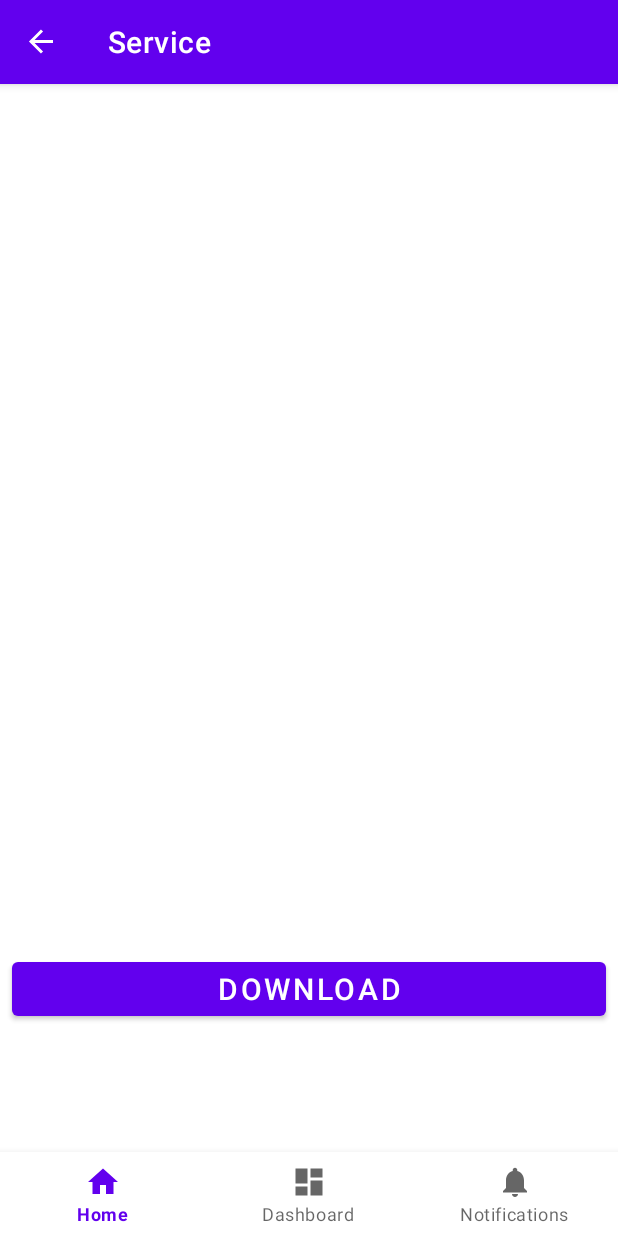
After one commit to saimadhav1825/android_interview_prep, an Android app: the ServicesFragment screen opened through its navigation route, on a phone screen of 412 x 824 dp. The commit adds this screen. Run offline under Robolectric (Android 15) with nearby library versions, the phone set to English and light mode, and no system bars; our stand-ins replace Dagger/Hilt's generated code, navigation-ui; 2 statements that could not run were skipped.

Commit message:
services

```diff
--- a/app/src/main/AndroidManifest.xml
+++ b/app/src/main/AndroidManifest.xml
@@ -5,6 +5,8 @@
 
     <uses-permission android:name="android.permission.ACCESS_NETWORK_STATE" />
     <uses-permission android:name="android.permission.INTERNET"/>
+    <uses-permission android:name="android.permission.FOREGROUND_SERVICE"/>
+
     <application
         android:name=".ui.BaseApplicationClass"
         android:allowBackup="true"
@@ -27,6 +29,9 @@
                 <category android:name="android.intent.category.LAUNCHER" />
             </intent-filter>
         </activity>
+        <service android:name=".services.SampleBackgroundService"/>
+        <service android:name=".services.SampleForeGroundService"/>
+        <service android:name=".services.MyBoundService"/>
     </application>
 
 </manifest>
--- /dev/null
+++ b/app/src/main/java/com/example/prepareinterview/ui/ServicesFragment.kt
@@ -0,0 +1,79 @@
+package com.example.prepareinterview.ui
+
+import android.content.ComponentName
+import android.content.Context
+import android.content.Intent
+import android.content.ServiceConnection
+import android.os.Bundle
+import android.os.IBinder
+import android.view.LayoutInflater
+import android.view.View
+import android.view.ViewGroup
+import androidx.fragment.app.Fragment
+import androidx.lifecycle.lifecycleScope
+import com.example.prepareinterview.databinding.FragmentDashboardBinding
+import com.example.prepareinterview.databinding.ServicesFragmentBinding
+import com.example.prepareinterview.services.MyBoundService
+import com.example.prepareinterview.services.SampleBackgroundService
+import com.example.prepareinterview.services.SampleForeGroundService
+import kotlinx.coroutines.flow.collectLatest
+import kotlinx.coroutines.launch
+
+class ServicesFragment : Fragment() {
+    private var _binding: ServicesFragmentBinding? = null
+    val TAG = "DashboardFragment"
+    private lateinit var intent: Intent
+    private lateinit var myBoundService: MyBoundService
+    private var isBound = false
+
+    // This property is only valid between onCreateView and
+    // onDestroyView.
+    private val binding get() = _binding!!
+    override fun onCreateView(
+        inflater: LayoutInflater,
+        container: ViewGroup?,
+        savedInstanceState: Bundle?
+    ): View {
+
+        _binding = ServicesFragmentBinding.inflate(inflater, container, false)
+        intent = Intent(requireContext(), SampleBackgroundService::class.java)
+        val intent1 = Intent(requireContext(), SampleForeGroundService::class.java)
+        //context?.startService(intent)
+        // context?.startForegroundService(intent1)
+        val root: View = binding.root
+        binding.download.setOnClickListener {
+            if (isBound) {
+                lifecycleScope.launch {
+                    myBoundService.getProgress().collectLatest {
+                        binding.textDashboard.text = it.toString()
+                    }
+                }
+            }
+        }
+        return root
+    }
+
+
+    override fun onDestroyView() {
+        super.onDestroyView()
+    }
+
+    private val myBoundServiceConnection = object : ServiceConnection {
+        override fun onServiceConnected(p0: ComponentName?, binder: IBinder?) {
+            val myBoundServiceBinder = binder as MyBoundService.MyServiceBinder
+            myBoundService = myBoundServiceBinder.gerService()
+            isBound = true
+        }
+
+        override fun onServiceDisconnected(p0: ComponentName?) {
+            isBound = false
+        }
+    }
+
+    override fun onStart() {
+        super.onStart()
+        Intent(requireContext(), MyBoundService::class.java).also {
+            context?.bindService(it, myBoundServiceConnection, Context.BIND_AUTO_CREATE)
+        }
+    }
+}
--- a/app/src/main/java/com/example/prepareinterview/ui/dashboard/DashboardFragment.kt
+++ b/app/src/main/java/com/example/prepareinterview/ui/dashboard/DashboardFragment.kt
@@ -11,6 +11,7 @@ import androidx.core.os.bundleOf
 import androidx.fragment.app.Fragment
 import androidx.lifecycle.ViewModelProvider
 import androidx.navigation.findNavController
+import androidx.navigation.fragment.findNavController
 import androidx.recyclerview.widget.RecyclerView
 import com.example.prepareinterview.R
 import com.example.prepareinterview.databinding.FragmentDashboardBinding
@@ -40,6 +41,9 @@ class DashboardFragment : Fragment() {
         val textView: TextView = binding.textDashboard
         dashboardViewModel.text.observe(viewLifecycleOwner) {
             textView.text = it
+        }
+        textView.setOnClickListener {
+            findNavController().navigate(R.id.navigation_dashboard_to_navigation_service)
         }
         /* GlobalScope.launch {
              delay(3000L)
--- /dev/null
+++ b/app/src/main/res/layout/services_fragment.xml
@@ -0,0 +1,35 @@
+<?xml version="1.0" encoding="utf-8"?>
+<androidx.constraintlayout.widget.ConstraintLayout
+    xmlns:android="http://schemas.android.com/apk/res/android"
+    xmlns:app="http://schemas.android.com/apk/res-auto"
+    android:layout_width="match_parent"
+    android:layout_height="match_parent">
+    <TextView
+        android:id="@+id/text_dashboard"
+        android:layout_width="match_parent"
+        android:layout_height="wrap_content"
+        android:layout_marginStart="8dp"
+        android:layout_marginTop="8dp"
+        android:layout_marginEnd="8dp"
+        android:textAlignment="center"
+        android:textSize="20sp"
+        app:layout_constraintBottom_toBottomOf="parent"
+        app:layout_constraintEnd_toEndOf="parent"
+        app:layout_constraintStart_toStartOf="parent"
+        app:layout_constraintTop_toTopOf="parent" />
+
+    <Button
+        android:id="@+id/download"
+        android:layout_width="match_parent"
+        android:layout_height="wrap_content"
+        android:layout_marginStart="8dp"
+        android:layout_marginTop="8dp"
+        android:layout_marginEnd="8dp"
+        android:textAlignment="center"
+        android:textSize="20sp"
+        android:text="Download"
+        app:layout_constraintBottom_toBottomOf="parent"
+        app:layout_constraintEnd_toEndOf="parent"
+        app:layout_constraintStart_toStartOf="parent"
+        app:layout_constraintTop_toBottomOf="@id/text_dashboard" />
+</androidx.constraintlayout.widget.ConstraintLayout>
--- a/app/src/main/res/navigation/mobile_navigation.xml
+++ b/app/src/main/res/navigation/mobile_navigation.xml
@@ -31,8 +31,16 @@
         android:id="@+id/navigation_dashboard"
         android:name="com.example.prepareinterview.ui.dashboard.DashboardFragment"
         android:label="@string/title_dashboard"
-        tools:layout="@layout/fragment_dashboard" />
-
+        tools:layout="@layout/fragment_dashboard" >
+        <action
+            android:id="@+id/navigation_dashboard_to_navigation_service"
+            app:destination="@id/navigation_service"/>
+    </fragment>
+    <fragment
+        android:id="@+id/navigation_service"
+        android:name="com.example.prepareinterview.ui.ServicesFragment"
+        android:label="Service"
+        tools:layout="@layout/fragment_notifications" />
     <fragment
         android:id="@+id/navigation_notifications"
         android:name="com.example.prepareinterview.ui.notifications.NotificationsFragment"
```
Also changed, not shown: app/src/main/java/com/example/prepareinterview/services/MyBoundService.kt (added, +32 -0 lines), app/src/main/java/com/example/prepareinterview/services/SampleBackgroundService.kt (added, +38 -0 lines), app/src/main/java/com/example/prepareinterview/services/SampleForeGroundService.kt (added, +60 -0 lines).
